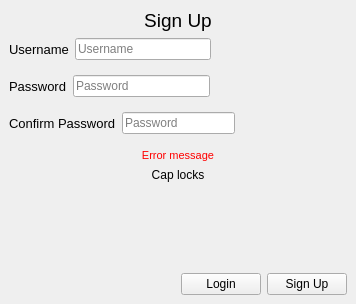
This is ui/sign_up.ui in VicMbugua/TaskManagementSystem as Qt 5 draws it before an edit. The edited form follows.
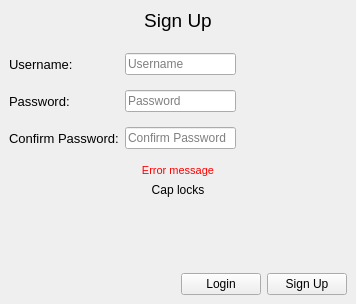
This is the edited form.

Diff of the .ui file:
```diff
--- a/ui/sign_up.ui
+++ b/ui/sign_up.ui
@@ -33,6 +33,22 @@
       </property>
      </widget>
     </item>
+    <item>
+     <spacer name="verticalSpacer_2">
+      <property name="orientation">
+       <enum>Qt::Vertical</enum>
+      </property>
+      <property name="sizeType">
+       <enum>QSizePolicy::Fixed</enum>
+      </property>
+      <property name="sizeHint" stdset="0">
+       <size>
+        <width>5</width>
+        <height>15</height>
+       </size>
+      </property>
+     </spacer>
+    </item>
     <item>
      <layout class="QHBoxLayout" name="horizontalLayout_2">
       <property name="bottomMargin">
@@ -40,13 +56,19 @@
       </property>
       <item>
        <widget class="QLabel" name="label_2">
+        <property name="minimumSize">
+         <size>
+          <width>110</width>
+          <height>0</height>
+         </size>
+        </property>
         <property name="font">
          <font>
           <pointsize>10</pointsize>
          </font>
         </property>
         <property name="text">
-         <string>Username</string>
+         <string>Username:</string>
         </property>
        </widget>
       </item>
@@ -79,13 +101,19 @@
       </property>
       <item>
        <widget class="QLabel" name="label_3">
+        <property name="minimumSize">
+         <size>
+          <width>110</width>
+          <height>0</height>
+         </size>
+        </property>
         <property name="font">
          <font>
           <pointsize>10</pointsize>
          </font>
         </property>
         <property name="text">
-         <string>Password</string>
+         <string>Password:</string>
         </property>
        </widget>
       </item>
@@ -127,13 +155,19 @@
       </property>
       <item>
        <widget class="QLabel" name="label_4">
+        <property name="minimumSize">
+         <size>
+          <width>110</width>
+          <height>0</height>
+         </size>
+        </property>
         <property name="font">
          <font>
           <pointsize>10</pointsize>
          </font>
         </property>
         <property name="text">
-         <string>Confirm Password</string>
+         <string>Confirm Password:</string>
         </property>
        </widget>
       </item>
@@ -146,7 +180,7 @@
          <enum>QLineEdit::Password</enum>
         </property>
         <property name="placeholderText">
-         <string>Password</string>
+         <string>Confirm Password</string>
         </property>
         <property name="clearButtonEnabled">
          <bool>false</bool>
```
Left out of the diff: 13 changed lines with no effect on the pictures.
